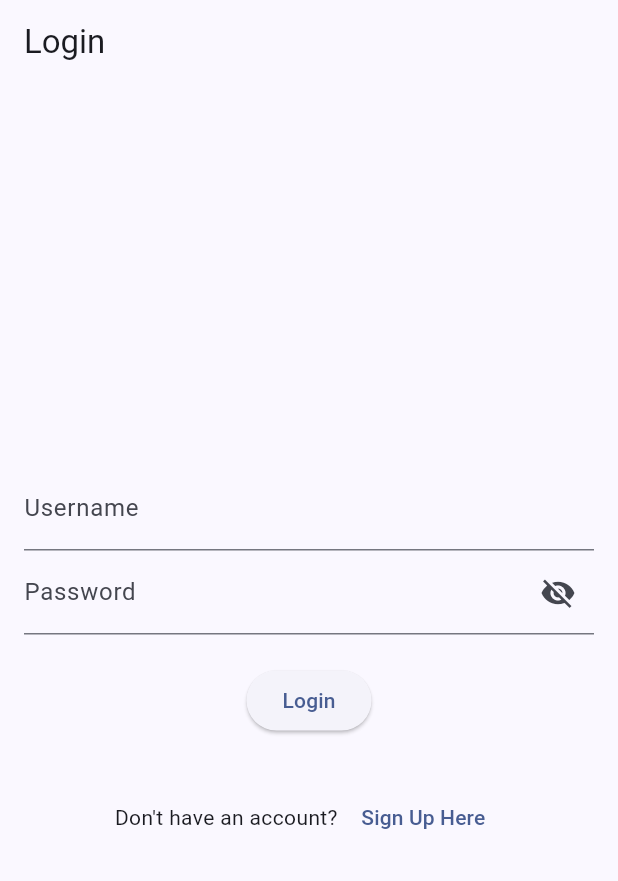
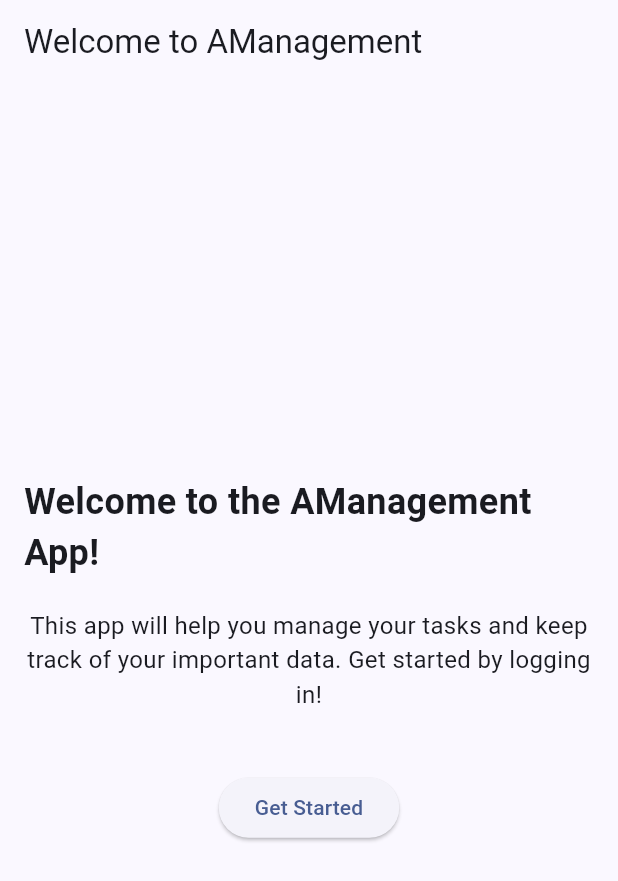
Before and after one commit to PleaseHelpNorvin/AManagement, a Flutter app: the screen it shows after launch, on a phone screen of 412 x 824 dp. Shown: the top 881 px of the screen. Run offline on Flutter 3.47's test engine with Material 3 defaults, Android fonts, the light colour scheme and no system bars; our stand-ins replace hive, hive_flutter, shared_preferences; accounts and stored records are empty.

Commit message:
added shared preferencebut still working on login SP

```diff
--- a/Amanagement-mobile/amanagement_flutter/lib/main_app.dart
+++ b/Amanagement-mobile/amanagement_flutter/lib/main_app.dart
@@ -1,22 +1,83 @@
+import 'dart:convert';
+
+import 'package:amanagement_flutter/model/authmodels/user.dart';
 import 'package:flutter/material.dart';
-import 'pages/login.dart';  // Your login page
+import 'package:shared_preferences/shared_preferences.dart';
+import 'pages/login.dart';
 import 'pages/signup.dart';
+import 'pages/isfirsttime.dart';
+import 'pages/home.dart';
 
-class MainApp extends StatelessWidget {
+class MainApp extends StatefulWidget {
   const MainApp({super.key});
 
   @override
-  Widget build(BuildContext context) {
+  _MainAppState createState() => _MainAppState();
+}
+
+class _MainAppState extends State<MainApp> {
+  late Future<Widget> _initialScreen;
+
+  @override
+  void initState() {
+    super.initState();
+    _initialScreen = _getInitialScreen();  // Initialize the future to determine the initial screen
+  }
+
+  Future<Widget> _getInitialScreen() async {
+    final prefs = await SharedPreferences.getInstance();
+    final isFirstTimeUser = prefs.getBool('isFirstTimeUser') ?? true;
+    final isLoggedIn = prefs.getBool('isLoggedIn') ?? false;
+
+    // If it's the user's first time, show the FirstTimePage
+    if (isFirstTimeUser) {
+      return const FirstTimePage();
+    }
+
+    // If the user is logged in, navigate to the Home page
+    if (isLoggedIn) {
+      final userId = prefs.getInt('userId') ?? 0;
+      final token = prefs.getString('token') ?? '';
+      final userInfoString = prefs.getString('userInfo') ?? '{}';
+      final clientInfoString = prefs.getString('clientInfo') ?? '{}';
+
+      // Deserialize userInfo and clientInfo
+      final userInfo = UserInfo.fromJson(jsonDecode(userInfoString));
+      final clientInfo = ClientInfo.fromJson(jsonDecode(clientInfoString));
+
+      return Home(
+        userId: userId,
+        token: token,
+        userInfo: userInfo,
+        clientInfo: clientInfo,
+      );
+    }
+    // If not logged in, navigate to the login page
+    return const Login();
+  }
+
+  @override
+  Widget build(context) {
     return MaterialApp(
       theme: ThemeData.from(
         colorScheme: ColorScheme.fromSeed(
           seedColor: const Color.fromRGBO(32, 63, 129, 1.0),
         ),
       ),
-      home: const Login(),  // Navigate directly to the Login screen
-
+      home: FutureBuilder<Widget>(
+        future: _initialScreen,
+        builder: (context, snapshot) {
+          if (snapshot.connectionState == ConnectionState.waiting) {
+            return const Center(child: CircularProgressIndicator());  // Show loading indicator while waiting
+          } else if (snapshot.hasError) {
+            return const Center(child: Text('Error loading screen'));
+          } else if (snapshot.hasData) {
+            return snapshot.data!;  // Return the determined screen
+          } else {
+            return const Center(child: Text('No screen found'));
+          }
+        },
+      ),
     );
   }
 }
-//  print('Auth Token: $authToken');
-//           print('User ID: $userId');
--- /dev/null
+++ b/Amanagement-mobile/amanagement_flutter/lib/pages/isfirsttime.dart
@@ -0,0 +1,53 @@
+import 'package:amanagement_flutter/pages/signup.dart';
+import 'package:flutter/material.dart';
+import 'package:shared_preferences/shared_preferences.dart';
+import 'login.dart';  // Assuming your Login page is named Login.dart
+
+class FirstTimePage extends StatelessWidget {
+  const FirstTimePage({Key? key}) : super(key: key);
+
+  Future<void> _setFirstTimeFlag() async {
+    final prefs = await SharedPreferences.getInstance();
+    prefs.setBool('isFirstTimeUser', false);  // Set to false after the first-time screen
+  }
+
+  @override
+  Widget build(BuildContext context) {
+    return Scaffold(
+      appBar: AppBar(
+        title: const Text('Welcome to AManagement'),
+      ),
+      body: Center(
+        child: Padding(
+          padding: const EdgeInsets.all(16.0),
+          child: Column(
+            mainAxisAlignment: MainAxisAlignment.center,
+            children: [
+              const Text(
+                'Welcome to the AManagement App!',
+                style: TextStyle(fontSize: 24, fontWeight: FontWeight.bold),
+              ),
+              const SizedBox(height: 20),
+              const Text(
+                'This app will help you manage your tasks and keep track of your important data. Get started by logging in!',
+                textAlign: TextAlign.center,
+                style: TextStyle(fontSize: 16),
+              ),
+              const SizedBox(height: 40),
+              ElevatedButton(
+                onPressed: () async {
+                  await _setFirstTimeFlag(); // Set the flag
+                  Navigator.pushReplacement(
+                    context,
+                    MaterialPageRoute(builder: (context) => const Signup()),
+                  );
+                },
+                child: const Text('Get Started'),
+              ),
+            ],
+          ),
+        ),
+      ),
+    );
+  }
+}
```
Also changed, not shown: Amanagement-mobile/amanagement_flutter/lib/model/authmodels/user.dart (+32 -0 lines), Amanagement-mobile/amanagement_flutter/lib/pages/clientdatasignup.dart (+7 -0 lines), Amanagement-mobile/amanagement_flutter/lib/pages/home.dart (+53 -41 lines), Amanagement-mobile/amanagement_flutter/lib/pages/login.dart (+16 -4 lines), Amanagement-mobile/amanagement_flutter/lib/pages/signup.dart (+7 -0 lines), Amanagement-mobile/amanagement_flutter/lib/utils/httpmethods.dart (+4 -19 lines), Amanagement-mobile/amanagement_flutter/lib/utils/sharedpreferenceservice.dart (added, +193 -0 lines), Amanagement-mobile/amanagement_flutter/lib/main.dart (line endings or trailing spaces), 7 other files.
